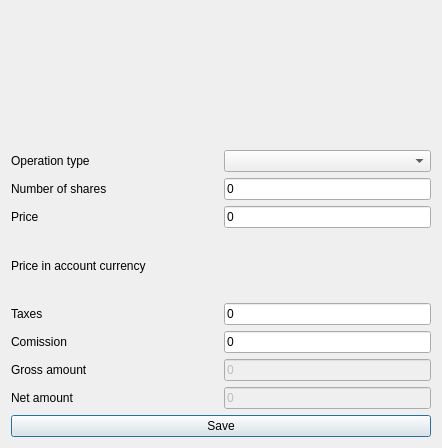
Before: the Qt Designer form ui/frmInvestmentOperationsAdd.ui in turulomio/xulpymoney, drawn with Qt 5.
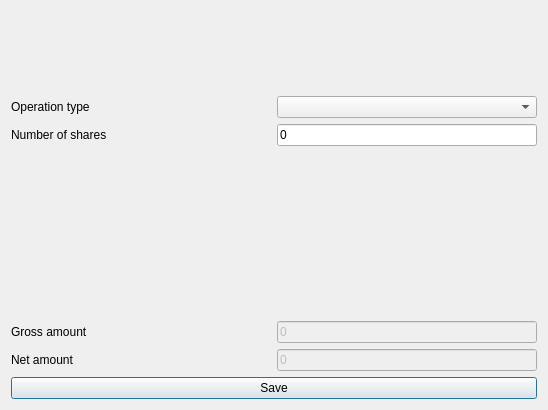
After: the same form once the commit is applied. Icons and pictures are not drawn. Custom widgets are drawn as their Qt base class.

Commit message: operinversion with currency different

Patch:
```diff
--- a/ui/frmInvestmentOperationsAdd.ui
+++ b/ui/frmInvestmentOperationsAdd.ui
@@ -9,8 +9,8 @@
    <rect>
     <x>0</x>
     <y>0</y>
-    <width>442</width>
-    <height>448</height>
+    <width>548</width>
+    <height>410</height>
    </rect>
   </property>
   <property name="windowTitle">
@@ -89,90 +89,16 @@
       </layout>
      </item>
      <item>
-      <layout class="QHBoxLayout" name="horizontalLayout_6">
-       <item>
-        <widget class="QLabel" name="lblValorAccion">
-         <property name="text">
-          <string>Price</string>
-         </property>
-        </widget>
-       </item>
-       <item>
-        <widget class="myQLineEdit" name="txtValorAccion">
-         <property name="sizePolicy">
-          <sizepolicy hsizetype="Minimum" vsizetype="Fixed">
-           <horstretch>0</horstretch>
-           <verstretch>0</verstretch>
-          </sizepolicy>
-         </property>
-         <property name="text">
-          <string>0</string>
-         </property>
-        </widget>
-       </item>
-      </layout>
+      <widget class="wdgTwoCurrencyLineEdit" name="wdg2CCurrencyConversion" native="true"/>
      </item>
      <item>
-      <layout class="QHBoxLayout" name="horizontalLayout_11">
-       <item>
-        <widget class="QLabel" name="lblConversion">
-         <property name="text">
-          <string>Price in account currency</string>
-         </property>
-        </widget>
-       </item>
-       <item>
-        <widget class="wdgCurrencyConversion" name="wdgCurrencyConversion" native="true"/>
-       </item>
-      </layout>
+      <widget class="wdgTwoCurrencyLineEdit" name="wdg2CPrice" native="true"/>
      </item>
      <item>
-      <layout class="QHBoxLayout" name="horizontalLayout_7">
-       <item>
-        <widget class="QLabel" name="label_7">
-         <property name="text">
-          <string>Taxes</string>
-         </property>
-        </widget>
-       </item>
-       <item>
-        <widget class="myQLineEdit" name="txtImpuestos">
-         <property name="sizePolicy">
-          <sizepolicy hsizetype="Minimum" vsizetype="Fixed">
-           <horstretch>0</horstretch>
-           <verstretch>0</verstretch>
-          </sizepolicy>
-         </property>
-         <property name="text">
-          <string>0</string>
-         </property>
-        </widget>
-       </item>
-      </layout>
+      <widget class="wdgTwoCurrencyLineEdit" name="wdg2CTaxes" native="true"/>
      </item>
      <item>
-      <layout class="QHBoxLayout" name="horizontalLayout_4">
-       <item>
-        <widget class="QLabel" name="label_4">
-         <property name="text">
-          <string>Comission</string>
-         </property>
-        </widget>
-       </item>
-       <item>
-        <widget class="myQLineEdit" name="txtComision">
-         <property name="sizePolicy">
-          <sizepolicy hsizetype="Minimum" vsizetype="Fixed">
-           <horstretch>0</horstretch>
-           <verstretch>0</verstretch>
-          </sizepolicy>
-         </property>
-         <property name="text">
-          <string>0</string>
-         </property>
-        </widget>
-       </item>
-      </layout>
+      <widget class="wdgTwoCurrencyLineEdit" name="wdg2CComission" native="true"/>
      </item>
      <item>
       <layout class="QHBoxLayout" name="horizontalLayout">
@@ -256,9 +182,9 @@
    <container>1</container>
   </customwidget>
   <customwidget>
-   <class>wdgCurrencyConversion</class>
+   <class>wdgTwoCurrencyLineEdit</class>
    <extends>QWidget</extends>
-   <header location="global">wdgCurrencyConversion</header>
+   <header location="global">wdgTwoCurrencyLineEdit</header>
    <container>1</container>
   </customwidget>
  </customwidgets>
```
The commit also changes 12 other files.
